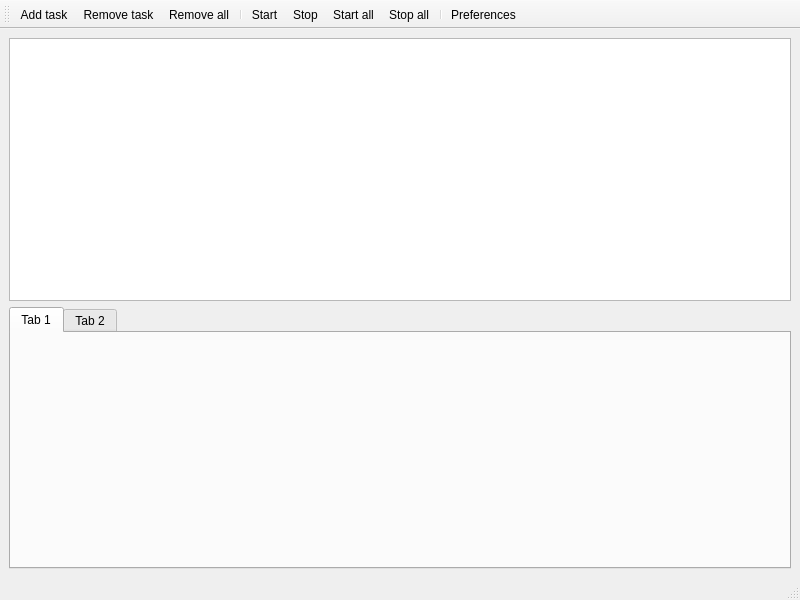
Old version of the form src/plugins/cstp/cstp.ui in the repository 0xd34df00d/leechcraft.
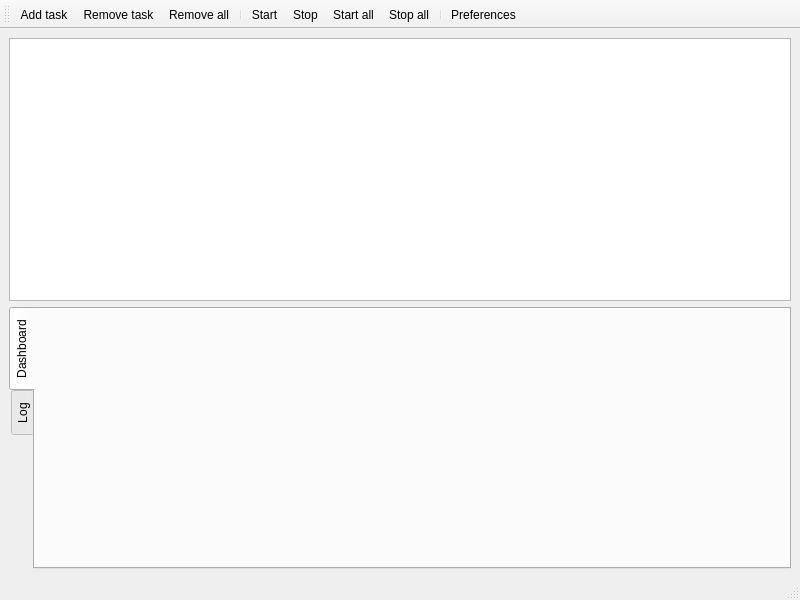
New version of the form. Icons and pictures are not drawn.

Commit message: CSTP: delegates, UI improvements and core improvements.

```diff
--- a/src/plugins/cstp/cstp.ui
+++ b/src/plugins/cstp/cstp.ui
@@ -27,17 +27,23 @@
     </item>
     <item>
      <widget class="QTabWidget" name="tabWidget" >
+      <property name="tabPosition" >
+       <enum>QTabWidget::West</enum>
+      </property>
+      <property name="currentIndex" >
+       <number>0</number>
+      </property>
       <widget class="QWidget" name="tab" >
        <property name="geometry" >
         <rect>
          <x>0</x>
          <y>0</y>
-         <width>778</width>
-         <height>232</height>
+         <width>758</width>
+         <height>252</height>
         </rect>
        </property>
        <attribute name="title" >
-        <string>Tab 1</string>
+        <string>Dashboard</string>
        </attribute>
       </widget>
       <widget class="QWidget" name="tab_2" >
@@ -50,7 +56,7 @@
         </rect>
        </property>
        <attribute name="title" >
-        <string>Tab 2</string>
+        <string>Log</string>
        </attribute>
       </widget>
      </widget>
```
Left out of the diff: 18 changed lines with no effect on the pictures. The commit also changes 9 other files.
